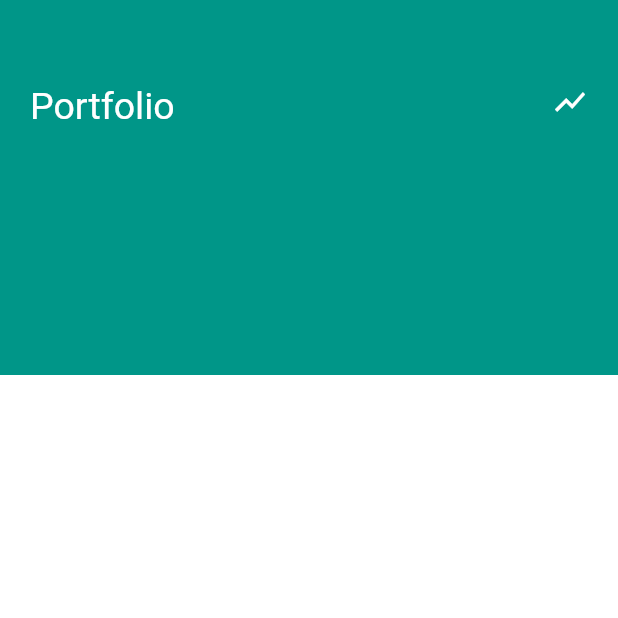
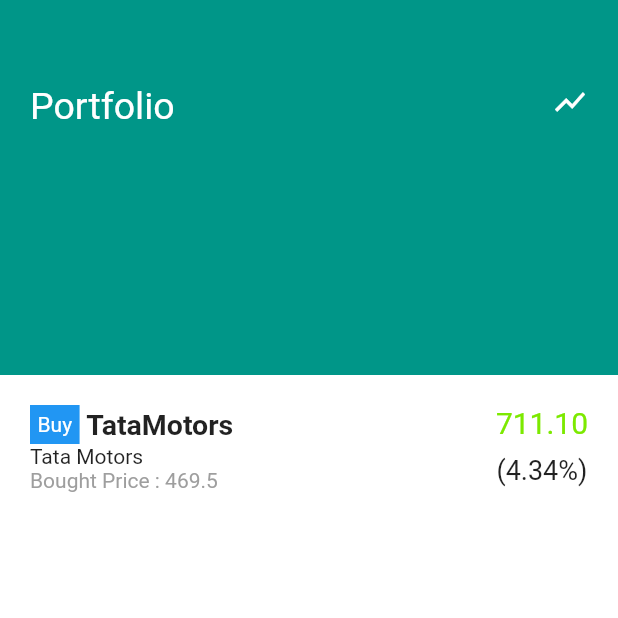
Before and after one commit to basedharsh/Hackerstellar_HackeyHackey, a Flutter app: the Portfolio screen opened directly, on a phone screen of 412 x 824 dp, the top half of it. Run offline on Flutter 3.47's test engine with Material 2 defaults, Android fonts, the light colour scheme and no system bars; our stand-ins replace google_fonts, liquid_swipe, rive.

Commit message:
Porfolio tile done

```diff
--- a/lib/screen/portfolio.dart
+++ b/lib/screen/portfolio.dart
@@ -10,7 +10,8 @@
 class _PortfolioState extends State<Portfolio> {
   @override
   Widget build(BuildContext context) {
-    return Container(
+    return Scaffold(
+      body: Container(
         color: Colors.white,
         child: Column(
           children: [
@@ -21,12 +22,12 @@
               decoration: BoxDecoration(color: Colors.teal),
               child: Row(
                 crossAxisAlignment: CrossAxisAlignment.start,
-              children: [
+                children: const [
                   Text(
                     'Portfolio',
                     style: TextStyle(fontSize: 25, color: Colors.white),
                   ),
-                const Spacer(),
+                  Spacer(),
                   //add icon
                   Icon(
                     Icons.show_chart,
@@ -35,7 +36,68 @@
                 ],
               ),
             ),
+            Container(
+              padding: EdgeInsets.all(20),
+              height: 150,
+              child: Row(
+                mainAxisAlignment: MainAxisAlignment.spaceBetween,
+                children: [
+                  Column(
+                    textBaseline: TextBaseline.alphabetic,
+                    crossAxisAlignment: CrossAxisAlignment.start,
+                    children: [
+                      Row(
+                        children: [
+                          Container(
+                            color: Colors.blue,
+                            padding: EdgeInsets.all(5),
+                            child: Text(
+                              'Buy',
+                              style: TextStyle(color: Colors.white),
+                            ),
+                          ),
+                          SizedBox(
+                            width: 4.5,
+                          ),
+                          Text(
+                            'TataMotors',
+                            style: TextStyle(
+                                fontSize: 19, fontWeight: FontWeight.w600),
+                          ),
                         ],
+                      ),
+                      Text('Tata Motors'),
+                      Text(
+                        'Bought Price : 469.5',
+                        style: TextStyle(color: Colors.grey),
+                      ),
+                    ],
+                  ),
+                  Column(
+                    // mainAxisAlignment: MainAxisAlignment.center,
+                    // textBaseline: TextBaseline.alphabetic,
+                    children: [
+                      Text(
+                        '711.10',
+                        style: TextStyle(
+                            color: Color.fromARGB(255, 124, 233, 0),
+                            fontSize: 20),
+                      ),
+                      SizedBox(
+                        height: 10,
+                      ),
+                      Text(
+                        '(4.34%)',
+                        style: TextStyle(
+                            fontSize: 18, fontWeight: FontWeight.w400),
+                      ),
+                    ],
+                  ),
+                ],
+              ),
+            )
+          ],
+        ),
       ),
     );
   }
```
Lines whose indentation alone changed are shown as unchanged.
